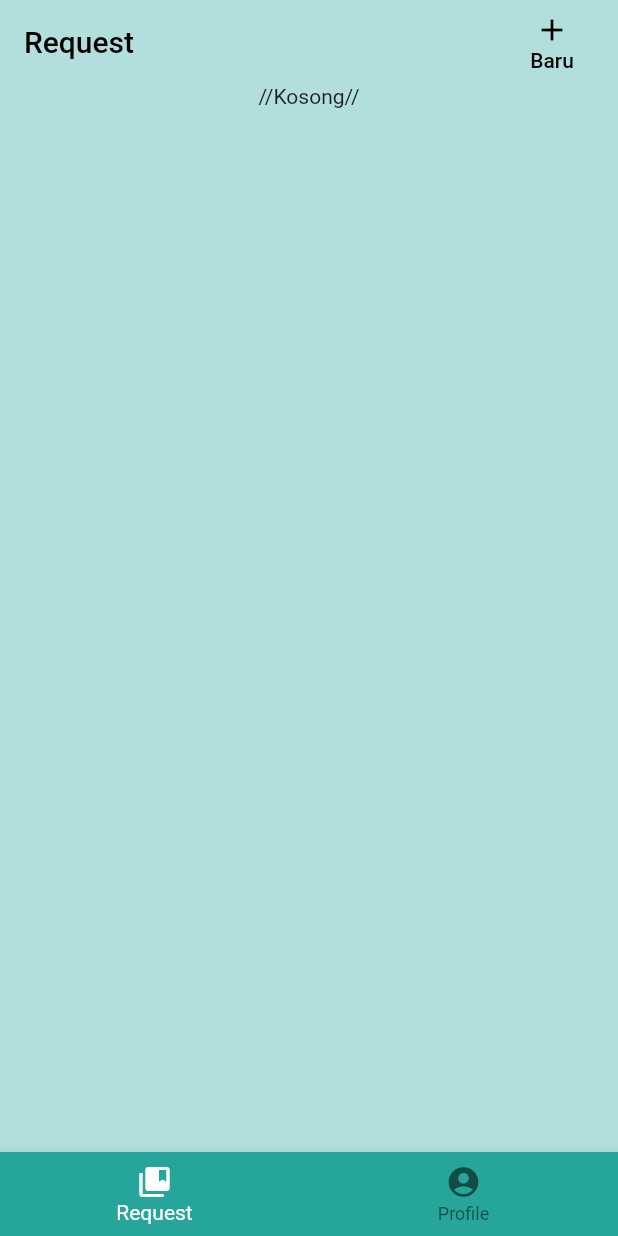
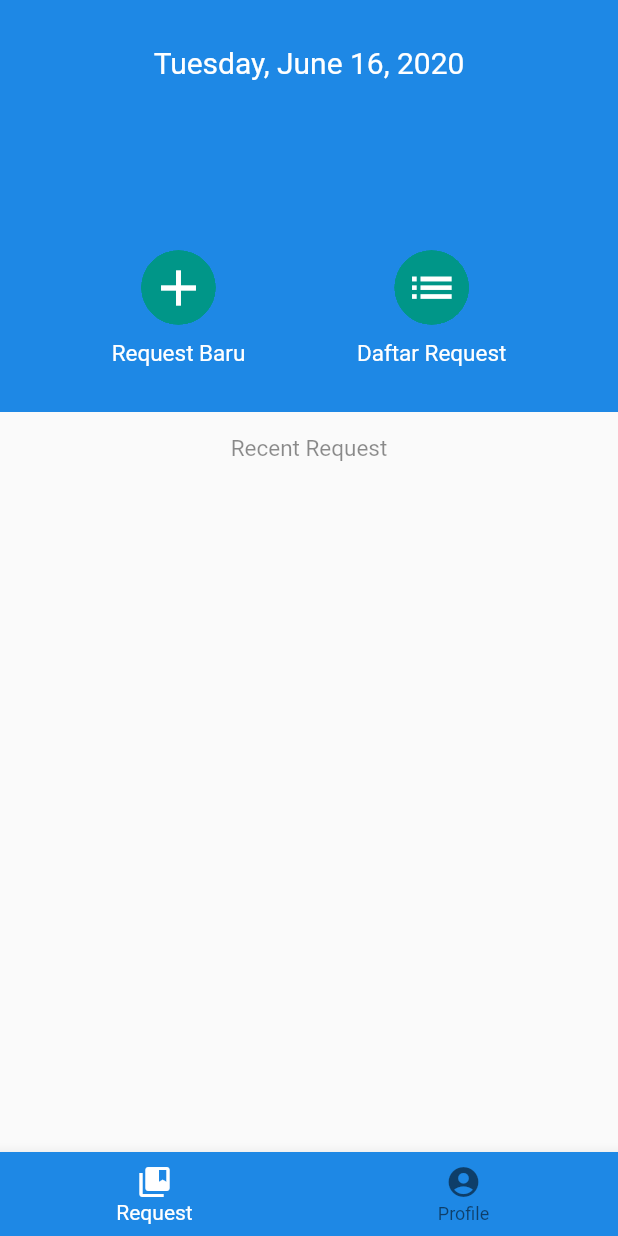
Before and after one commit to ixfloma/pinteratori, a Flutter app: the screen it shows once a user with an empty profile is signed in, on a phone screen of 412 x 824 dp. Run offline on Flutter 3.47's test engine with Material 2 defaults, Android fonts, the phone set to English and light mode, and no system bars; our stand-ins replace cloud_firestore, firebase_auth, fluttertoast, google_sign_in; accounts and stored records are empty.

Commit message:
Menambahkan Dashboard

```diff
--- /dev/null
+++ b/lib/screen/start/dashboard.dart
@@ -0,0 +1,344 @@
+import 'package:flutter/material.dart';
+import 'package:intl/intl.dart';
+import 'package:cloud_firestore/cloud_firestore.dart';
+import 'package:provider/provider.dart';
+import 'package:pinteratori/models/user.dart';
+import 'package:pinteratori/models/requmod.dart';
+import './detailrequ.dart';
+import './tambah_request.dart';
+import './request.dart';
+import 'package:fluttertoast/fluttertoast.dart';
+class Dashboard extends StatefulWidget {
+  @override
+  _DashboardState createState() => _DashboardState();
+}
+
+class _DashboardState extends State<Dashboard> {
+  @override
+  Widget build(BuildContext context) {
+    final pengguna = Provider.of<User>(context);
+    Size size = MediaQuery.of(context).size;
+    return SafeArea(
+      child: Scaffold(
+        body: Column(
+          mainAxisAlignment: MainAxisAlignment.start,
+          children: <Widget>[
+            Container(
+              height: size.height / 3,
+              decoration: BoxDecoration(
+                color: Colors.blue[600]
+              ),
+              child: Padding(
+                padding: const EdgeInsets.only(top: 10, bottom: 30),
+                child: Column(
+                  mainAxisAlignment: MainAxisAlignment.spaceBetween,
+                  children: <Widget>[
+                    Padding(
+                      padding: const EdgeInsets.symmetric(vertical: 20),
+                      child: Row(
+                        mainAxisAlignment: MainAxisAlignment.center,
+                        children: <Widget>[
+                          Text(
+                            DateFormat.yMMMMEEEEd().format(DateTime.now())
+                            ,
+                            style: TextStyle(
+                              color: Colors.white,
+                              fontSize: 20
+                            ),
+                          )
+                        ],
+                      ),
+                    ),
+                    Row(
+                      mainAxisAlignment: MainAxisAlignment.spaceEvenly,
+                      children: <Widget>[
+                        Column(
+                          children: <Widget>[
+                            Material(
+                              shape: CircleBorder(),
+                              clipBehavior: Clip.hardEdge,
+                              elevation: 0,
+                              color: Colors.transparent,
+                              child: Ink(
+                                height: 50,
+                                width: 50,
+                                decoration: BoxDecoration(
+                                  shape: BoxShape.circle,
+                                  color: Colors.teal,
+                                ),
+                                child: StreamBuilder(
+                                  stream: Firestore.instance.collection('user').document(pengguna.uid).snapshots(),
+                                  builder: (context, sp){
+                                    if(!sp.hasData){
+                                      return InkResponse(
+                                        highlightShape: BoxShape.circle,
+                                        containedInkWell: true,
+                                        splashColor: Colors.white,
+                                        onTap: (){
+                                          Fluttertoast.showToast(msg: 'Tunggu',
+                                            gravity: ToastGravity.BOTTOM,
+                                            backgroundColor: Colors.red,
+                                            textColor: Colors.white,
+                                            toastLength: Toast.LENGTH_SHORT
+                                          );
+                                        },
+                                        child: Icon(Icons.add, size: 40, color: Colors.white,),
+                                      );
+                                    } else {
+                                      if(sp.data['displayName'] == '' ||
+                                          sp.data['nim'] == '' ||
+                                          sp.data['organisasi'] == ''){
+                                        return InkResponse(
+                                          highlightShape: BoxShape.circle,
+                                          containedInkWell: true,
+                                          splashColor: Colors.white,
+                                          onTap: (){
+                                            Fluttertoast.showToast(msg: 'Harap melengkapi profil terlebih dahulu',
+                                              gravity: ToastGravity.BOTTOM,
+                                              backgroundColor: Colors.red,
+                                              textColor: Colors.white,
+                                              toastLength: Toast.LENGTH_SHORT
+                                            );
+                                          },
+                                          child: Icon(Icons.add, size: 40, color: Colors.white,),
+                                        );
+                                      } else {
+                                        return InkResponse(
+                                          highlightShape: BoxShape.circle,
+                                          containedInkWell: true,
+                                          splashColor: Colors.white,
+                                          onTap: (){
+                                            Navigator.of(context, rootNavigator: true).push(MaterialPageRoute(
+                                              builder: (context) => RequestRuangan(),
+                                              fullscreenDialog: true,
+                                            ));
+                                          },
+                                          child: Icon(Icons.add, size: 40, color: Colors.white,),
+                                        );
+                                      }
+                                    }
+                                  },
+                                )
+                              ),
+                            ),
+                            Padding(
+                              padding: const EdgeInsets.only(top: 10),
+                              child: Row(
+                                mainAxisAlignment: MainAxisAlignment.center,
+                                children: <Widget>[
+                                  Text('Request Baru',
+                                    style: TextStyle(
+                                      color: Colors.white,
+                                      fontSize: 15
+                                    ),
+                                  )
+                                ],
+                                ),
+                            )
+                          ],
+                        ),
+                        Column(
+                          children: <Widget>[
+                            Material(
+                              shape: CircleBorder(),
+                              clipBehavior: Clip.hardEdge,
+                              elevation: 0,
+                              color: Colors.transparent,
+                              child: Ink(
+                                height: 50,
+                                width: 50,
+                                decoration: BoxDecoration(
+                                  shape: BoxShape.circle,
+                                  color: Colors.teal,
+                                ),
+                                child: InkResponse(
+                                  highlightShape: BoxShape.circle,
+                                  containedInkWell: true,
+                                  splashColor: Colors.white,
+                                  onTap: (){
+                                    Navigator.of(context, rootNavigator: true).push(MaterialPageRoute(
+                                      builder: (context) => RequestPage(),
+                                      fullscreenDialog: true,
+                                    ));
+                                  },
+                                  child: Icon(Icons.list, size: 35, color: Colors.white,),
+                                ),
+                              ),
+                            ),
+                            Padding(
+                              padding: const EdgeInsets.only(top: 10),
+                              child: Row(
+                                mainAxisAlignment: MainAxisAlignment.center,
+                                children: <Widget>[
+                                  Text('Daftar Request',
+                                    style: TextStyle(
+                                      color: Colors.white,
+                                      fontSize: 15
+                                    ),
+                                  )
+                                ],
+                                ),
+                            )
+                          ],
+                        ),
+                      ],
+                    )
+                  ],
+                ),
+              ),
+            ),
+            Padding(
+              padding: EdgeInsets.all(15),
+              child: Row(
+                mainAxisAlignment: MainAxisAlignment.center,
+                children: <Widget>[
+                  Text('Recent Request',
+                    style: TextStyle(
+                      fontSize: 15,
+                      color: Colors.black45
+                    ),
+                  ),
+                ],
+              ),
+            ),
+            Padding(
+              padding: EdgeInsets.fromLTRB(0, 0, 0, 0),
+              child: StreamBuilder(
+                stream: getRequ(pengguna.uid, ((size.height/2) / 100).floor()),
+                builder: (context, AsyncSnapshot<QuerySnapshot> snapshot){
+                  if(!snapshot.hasData){
+                    return Container(
+                      height: 0,
+                      width: 0,
+                    );
+                  } else {
+                    if(snapshot.data.documents.length > 0){
+                      var docs = snapshot.data.documents;
+                      var i = -1;
+                      return Padding(
+                        padding: const EdgeInsets.only(top: 0),
+                        child: Column(
+                          children: docs.map<Widget>((data) => listRecent(context, data, i+=1, docs.length, pengguna.uid, size.width)).toList(),
+                        ),
+                      );
+                    } else {
+                      return Container(
+                        height: 0,
+                        width: 0,
+                      );
+                    }
+                  }
+                },
+              ),
+            )
+          ],
+        ),
+      ),
+    );
+  }
+
+  listRecent(context, DocumentSnapshot data, index, docLength, String uid, double screenWidth){
+    Requmod requ = new Requmod.fromSnapshot(data);
+    Icon status = Icon(Icons.access_time, color: Colors.deepOrange, size: 40);
+    if(requ.status == 'diterima'){
+      status = Icon(Icons.check, color: Colors.lightGreenAccent, size: 40,);
+    } else
+    if(requ.status == 'ditolak'){
+      status = Icon(Icons.clear, color: Colors.red[900], size: 40);
+    }
+
+    return Container(
+      height: 70,
+      margin: EdgeInsets.symmetric(horizontal:10, vertical: 0),
+      decoration: BoxDecoration(
+        border: Border(bottom: BorderSide(color: Colors.black54, width: 1)),
+        color: Colors.white,
+      ),
+      child: Material(
+        color: Colors.transparent,
+        child: InkWell(
+          onTap: () {
+            Navigator.of(context, rootNavigator: true).push(MaterialPageRoute(
+                builder: (context) => DetailRequest(requmod: requ,),
+                fullscreenDialog: true,
+              ));
+          },
+          splashColor: Colors.grey,
+          child: Row(
+            mainAxisAlignment: MainAxisAlignment.spaceBetween,
+            children: <Widget>[
+              Row(
+                mainAxisAlignment: MainAxisAlignment.start,
+                children: <Widget>[
+                  Padding(
+                    padding: const EdgeInsets.only(left: 8, right: 8),
+                    child: //Text(requ.kelasTuju, style: TextStyle(fontSize: 40, color: Colors.white),),
+                    Center(
+                      child: Container(
+                        height: 50,
+                        margin: EdgeInsets.symmetric(vertical: 10),
+                        child: status,
+                      ),
+                    )
+                  ),
+                  Padding(
+                    padding: const EdgeInsets.fromLTRB(0,8,0,8),
+                    child: IntrinsicWidth(
+                      child: Column(
+                        mainAxisAlignment: MainAxisAlignment.spaceBetween,
+                        children: <Widget>[
+                          Flexible(
+                            child: Container(
+                              width: screenWidth * 0.5,
+                              child: Row(
+                                children: <Widget>[
+                                  Expanded(
+                                    child: Text(requ.pemohon,
+                                      style: TextStyle(
+                                        color: Colors.black,
+                                        fontSize: 17),
+                                      overflow: TextOverflow.ellipsis,
+                                      maxLines: 1,
+                                    ),
+                                  ),
+                                ],
+                              ),
+                            ),
+                          ),
+                          Row(
+                            children: <Widget>[
+                              Text('Status: '+requ.status, style: TextStyle(color: Colors.black)),
+                            ],
+                          )
+                        ],
+                      ),
+                    )
+                  ),
+                ],
+              ),
+              Padding(
+                padding: EdgeInsets.fromLTRB(0, 0, 8, 0),
+                child: Row(
+                  mainAxisAlignment: MainAxisAlignment.end,
+                  children: <Widget>[
+                    Text(requ.kelasTuju, style: TextStyle(color: Colors.black, fontSize: 40))
+                  ],
+                ),
+              )
+            ],
+          ),
+        ),
+
+      ),
+    );
+  }
+
+  Stream<QuerySnapshot> getRequ(String uid, int length){
+    return Firestore.instance.collection('request').where('createdBy', isEqualTo: uid).orderBy('createdAt', descending: true).limit(length).snapshots();
+  }
+
+  int getLength(double height){
+    int length = ((height * 2 / 3) - 40).round();
+    return length;
+  }
+}
--- a/lib/screen/start/request.dart
+++ b/lib/screen/start/request.dart
@@ -22,81 +22,17 @@ class _RequestPageState extends State<RequestPage> with TickerProviderStateMixin
     final pengguna = Provider.of<User>(context);
     double screenWidth = MediaQuery.of(context).size.width;
     return Scaffold(
-      backgroundColor: Colors.teal[100],
+      backgroundColor: Colors.white,
       appBar: AppBar(
         title: Text('Request', style: TextStyle(color: Colors.black),),
         backgroundColor: Colors.transparent,
         elevation: 0,
-        actions: <Widget>[
-          StreamBuilder(
-            stream: Firestore.instance.collection('user').document(pengguna.uid).snapshots(),
-            builder: (context, sp){
-              if(!sp.hasData){
-                return FlatButton(
-                  onPressed: (){
-                    Fluttertoast.showToast(msg: 'Tunggu',
-                      gravity: ToastGravity.BOTTOM,
-                      backgroundColor: Colors.red,
-                      textColor: Colors.white,
-                      toastLength: Toast.LENGTH_SHORT
-                    );
-                  },
-                  child: Container(
-                    child: Column(
-                      mainAxisAlignment: MainAxisAlignment.center,
-                      children: <Widget>[
-                        Icon(Icons.add, color: Colors.black),
-                        Text('Baru', style: TextStyle(color: Colors.black),)
-                      ],
-                    )
-                  )
-                );
-              } else {
-                if(sp.data['displayName'] == '' ||
-                    sp.data['nim'] == '' ||
-                    sp.data['organisasi'] == ''){
-                  return FlatButton(
-                    onPressed: (){
-                      Fluttertoast.showToast(msg: 'Harap melengkapi profil terlebih dahulu',
-                        gravity: ToastGravity.BOTTOM,
-                        backgroundColor: Colors.red,
-                        textColor: Colors.white,
-                        toastLength: Toast.LENGTH_SHORT
-                      );
-                    },
-                    child: Container(
-                      child: Column(
-                        mainAxisAlignment: MainAxisAlignment.center,
-                        children: <Widget>[
-                          Icon(Icons.add, color: Colors.black),
-                          Text('Baru', style: TextStyle(color: Colors.black),)
-                        ],
-                      )
-                    )
-                  );
-                } else {
-                  return FlatButton(
-                    onPressed: (){
-                      Navigator.of(context, rootNavigator: true).push(MaterialPageRoute(
-                        builder: (context) => RequestRuangan(),
-                        fullscreenDialog: true,
-                      ));
-                    },
-                    child: Container(
-                      child: Column(
-                        mainAxisAlignment: MainAxisAlignment.center,
-                        children: <Widget>[
-                          Icon(Icons.add, color: Colors.black),
-                          Text('Baru', style: TextStyle(color: Colors.black),)
-                        ],
-                      )
-                    )
-                  );
-                }
-              }
-            },
-          )
-        ],
+        leading: FlatButton(
+          onPressed: (){
+            Navigator.pop(context);
+          },
+          child: Icon(Icons.keyboard_backspace, color: Colors.black,),
+        ),
       ),
       body: SafeArea(
         top: false,
--- a/lib/screen/start/starting.dart
+++ b/lib/screen/start/starting.dart
@@ -1,6 +1,7 @@
 import 'package:flutter/material.dart';
 import './status.dart';
 import './request.dart';
+import './dashboard.dart';
 import 'package:provider/provider.dart';
 import '../../models/user.dart';
 class MyHome extends StatefulWidget {
@@ -11,7 +12,7 @@ class MyHome extends StatefulWidget {
 class _MyHomeState extends State<MyHome> {
   int selectedIndex = 0;
   final tabOption = [
-    RequestPage(),
+    Dashboard(),
     StatusPage()
   ];
 
@@ -35,7 +36,7 @@ class _MyHomeState extends State<MyHome> {
           BottomNavigationBarItem(icon: Icon(Icons.account_circle), title: Text('Profile')),
         ],
         currentIndex: selectedIndex,
-        backgroundColor: Colors.teal[400],
+        backgroundColor: Colors.blue[600],
         fixedColor: Colors.white,
         onTap: onItemTapped,
       ),
```
Also changed, not shown: lib/screen/start/status.dart (+16 -16 lines).
